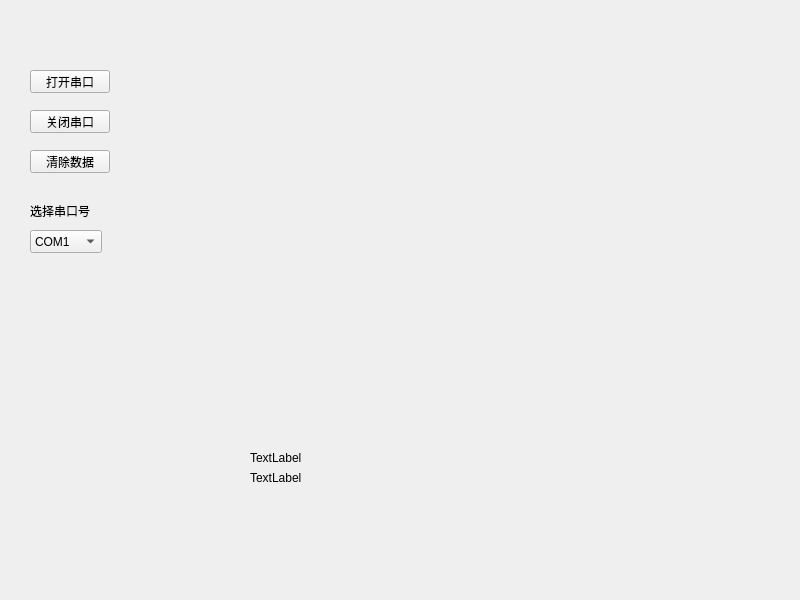
Qt form mainwindow.ui (martin311/vte_strain_test) before a commit.
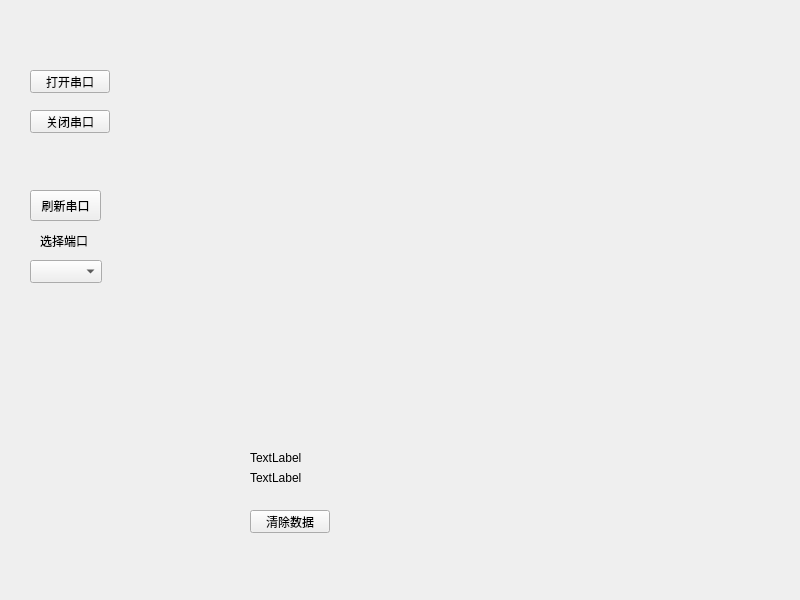
The same form after that commit. Custom widgets are drawn as their Qt base class.

```diff
--- a/mainwindow.ui
+++ b/mainwindow.ui
@@ -49,8 +49,8 @@
    <widget class="QPushButton" name="btnClear">
     <property name="geometry">
      <rect>
-      <x>30</x>
-      <y>150</y>
+      <x>250</x>
+      <y>510</y>
       <width>80</width>
       <height>23</height>
      </rect>
@@ -63,48 +63,23 @@
     <property name="geometry">
      <rect>
       <x>30</x>
-      <y>230</y>
+      <y>260</y>
       <width>72</width>
       <height>23</height>
      </rect>
     </property>
-    <item>
-     <property name="text">
-      <string>COM1</string>
-     </property>
-    </item>
-    <item>
-     <property name="text">
-      <string>COM2</string>
-     </property>
-    </item>
-    <item>
-     <property name="text">
-      <string>COM3</string>
-     </property>
-    </item>
-    <item>
-     <property name="text">
-      <string>COM4</string>
-     </property>
-    </item>
-    <item>
-     <property name="text">
-      <string>COM5</string>
-     </property>
-    </item>
    </widget>
    <widget class="QLabel" name="label">
     <property name="geometry">
      <rect>
-      <x>30</x>
-      <y>200</y>
-      <width>71</width>
+      <x>40</x>
+      <y>230</y>
+      <width>51</width>
       <height>21</height>
      </rect>
     </property>
     <property name="text">
-     <string>选择串口号</string>
+     <string>选择端口</string>
     </property>
    </widget>
    <widget class="QChartView" name="chartView" native="true">
@@ -143,6 +118,19 @@
      <string>TextLabel</string>
     </property>
    </widget>
+   <widget class="QPushButton" name="btnRefresh">
+    <property name="geometry">
+     <rect>
+      <x>30</x>
+      <y>190</y>
+      <width>71</width>
+      <height>31</height>
+     </rect>
+    </property>
+    <property name="text">
+     <string>刷新串口</string>
+    </property>
+   </widget>
   </widget>
   <widget class="QMenuBar" name="menubar">
    <property name="geometry">
```
